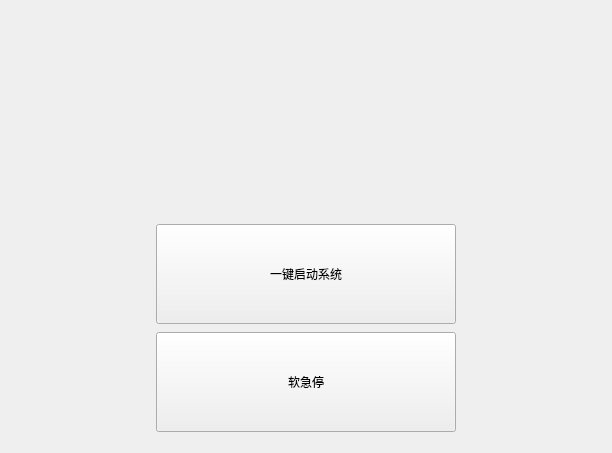
The window that view/ui_main.ui (wangrichaoren/face_tracker) describes before a commit, drawn with Qt 5.
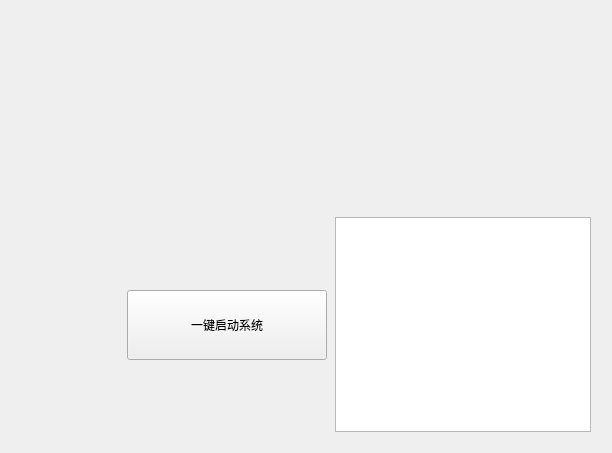
The same window after the commit. Custom widgets are drawn as their Qt base class.

Patch:
```diff
--- a/view/ui_main.ui
+++ b/view/ui_main.ui
@@ -17,7 +17,7 @@
    <item row="0" column="0" colspan="2">
     <widget class="CardWidget" name="CardWidget">
      <property name="sizePolicy">
-      <sizepolicy hsizetype="Preferred" vsizetype="Expanding">
+      <sizepolicy hsizetype="Expanding" vsizetype="Expanding">
        <horstretch>0</horstretch>
        <verstretch>0</verstretch>
       </sizepolicy>
@@ -54,8 +54,8 @@
       <property name="spacing">
        <number>8</number>
       </property>
-      <item row="0" column="1">
-       <widget class="PushButton" name="startButton">
+      <item row="2" column="1">
+       <widget class="PillPushButton" name="sysButton">
         <property name="sizePolicy">
          <sizepolicy hsizetype="Preferred" vsizetype="Preferred">
           <horstretch>0</horstretch>
@@ -64,14 +64,8 @@
         </property>
         <property name="minimumSize">
          <size>
-          <width>300</width>
-          <height>100</height>
-         </size>
-        </property>
-        <property name="maximumSize">
-         <size>
-          <width>400</width>
-          <height>120</height>
+          <width>200</width>
+          <height>70</height>
          </size>
         </property>
         <property name="text">
@@ -79,24 +73,8 @@
         </property>
        </widget>
       </item>
-      <item row="0" column="0">
-       <spacer name="horizontalSpacer">
-        <property name="orientation">
-         <enum>Qt::Horizontal</enum>
-        </property>
-        <property name="sizeType">
-         <enum>QSizePolicy::Expanding</enum>
-        </property>
-        <property name="sizeHint" stdset="0">
-         <size>
-          <width>40</width>
-          <height>20</height>
-         </size>
-        </property>
-       </spacer>
-      </item>
-      <item row="1" column="1">
-       <widget class="PushButton" name="stopButton">
+      <item row="1" column="2" rowspan="3">
+       <widget class="PlainTextEdit" name="helpPlainTextEdit">
         <property name="sizePolicy">
          <sizepolicy hsizetype="Preferred" vsizetype="Preferred">
           <horstretch>0</horstretch>
@@ -105,36 +83,17 @@
         </property>
         <property name="minimumSize">
          <size>
-          <width>300</width>
-          <height>100</height>
+          <width>0</width>
+          <height>215</height>
          </size>
         </property>
-        <property name="maximumSize">
-         <size>
-          <width>400</width>
-          <height>120</height>
-         </size>
-        </property>
-        <property name="text">
-         <string>软急停</string>
+        <property name="readOnly">
+         <bool>true</bool>
         </property>
        </widget>
       </item>
-      <item row="0" column="2">
-       <spacer name="horizontalSpacer_2">
-        <property name="orientation">
-         <enum>Qt::Horizontal</enum>
-        </property>
-        <property name="sizeType">
-         <enum>QSizePolicy::Expanding</enum>
-        </property>
-        <property name="sizeHint" stdset="0">
-         <size>
-          <width>40</width>
-          <height>20</height>
-         </size>
-        </property>
-       </spacer>
+      <item row="1" column="0" rowspan="3">
+       <widget class="HeaderCardWidget" name="HeaderCardWidget"/>
       </item>
      </layout>
     </widget>
@@ -147,17 +106,44 @@
    <extends>QPushButton</extends>
    <header>qfluentwidgets</header>
   </customwidget>
+  <customwidget>
+   <class>PillPushButton</class>
+   <extends>ToggleButton</extends>
+   <header>qfluentwidgets</header>
+  </customwidget>
+  <customwidget>
+   <class>ToggleButton</class>
+   <extends>PushButton</extends>
+   <header>qfluentwidgets</header>
+  </customwidget>
   <customwidget>
    <class>CardWidget</class>
    <extends>QFrame</extends>
    <header>qfluentwidgets</header>
    <container>1</container>
   </customwidget>
+  <customwidget>
+   <class>SimpleCardWidget</class>
+   <extends>CardWidget</extends>
+   <header>qfluentwidgets</header>
+   <container>1</container>
+  </customwidget>
+  <customwidget>
+   <class>HeaderCardWidget</class>
+   <extends>SimpleCardWidget</extends>
+   <header>qfluentwidgets</header>
+   <container>1</container>
+  </customwidget>
   <customwidget>
    <class>ImageLabel</class>
    <extends>QLabel</extends>
    <header>qfluentwidgets</header>
   </customwidget>
+  <customwidget>
+   <class>PlainTextEdit</class>
+   <extends>QPlainTextEdit</extends>
+   <header>qfluentwidgets</header>
+  </customwidget>
  </customwidgets>
  <resources/>
  <connections/>
```
